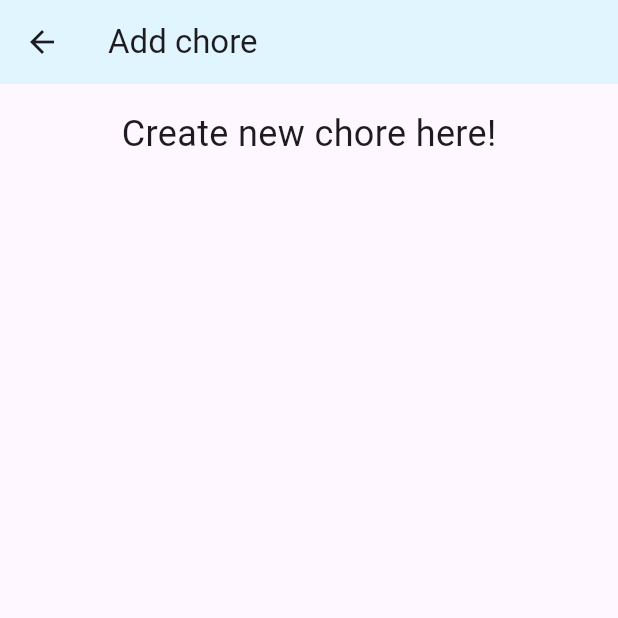
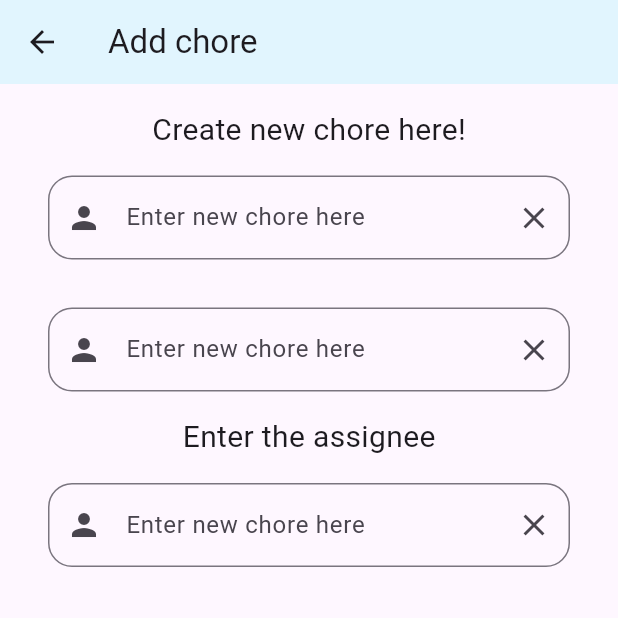
Before and after one commit to dominikdoric/house-work-app, a Flutter app: the screen it shows after launch, after a tap on the "add" icon, on a phone screen of 412 x 824 dp, the top half of it. Run offline on Flutter 3.47's test engine with Material 2 defaults, Android fonts, the phone set to English and light mode, and no system bars; our stand-ins replace cloud_firestore, firebase_auth, firebase_core, flutter_bloc, freezed_annotation, get_it and 1 more; accounts and stored records are empty.

Commit message:
Create new widget for displaying text

```diff
--- a/house_work_app/lib/presentation/screens/addChoreScreen/add_chore_screen.dart
+++ b/house_work_app/lib/presentation/screens/addChoreScreen/add_chore_screen.dart
@@ -12,7 +12,7 @@ class AddChoreScreen extends StatelessWidget {
         title: const Text(Strings.addChoreScreen),
         backgroundColor: Colors.lightBlue.shade50,
       ),
-      body: const AddChoreScreenView(),
+      body: AddChoreScreenView(),
     );
   }
 }
--- a/house_work_app/lib/presentation/screens/addChoreScreen/add_chore_screen_view.dart
+++ b/house_work_app/lib/presentation/screens/addChoreScreen/add_chore_screen_view.dart
@@ -1,19 +1,93 @@
 import 'package:flutter/material.dart';
+import 'package:house_work_app/presentation/widgets/custom_text.dart';
 import 'package:house_work_app/util/dimensions.dart';
+import 'package:house_work_app/util/strings.dart';
 
 class AddChoreScreenView extends StatelessWidget {
-  const AddChoreScreenView({super.key});
+  final TextEditingController _textEditingController = TextEditingController();
+
+  AddChoreScreenView({super.key});
 
   @override
   Widget build(BuildContext context) {
-    return const Padding(
-      padding: EdgeInsets.all(Dimensions.paddingMedium),
+    return Padding(
+      padding: const EdgeInsets.all(Dimensions.paddingMedium),
       child: Column(
         children: [
-          Center(
-            child: Text(
-              'Create new chore here!',
-              style: TextStyle(fontSize: Dimensions.fontSizeLarge),
+          const Center(
+            child: CustomText(text: Strings.createChore),
+          ),
+          Padding(
+            padding: const EdgeInsets.all(Dimensions.paddingMedium),
+            child: TextField(
+              controller: _textEditingController,
+              decoration: InputDecoration(
+                labelText: Strings.addChore,
+                hintText: Strings.addChore,
+                prefixIcon: const Icon(Icons.person),
+                suffixIcon: IconButton(
+                  icon: const Icon(Icons.clear),
+                  // Clear text when clear icon is clicked
+                  onPressed: () {
+                    _textEditingController.clear();
+                  },
+                ),
+                border: const OutlineInputBorder(
+                  gapPadding: Dimensions.paddingMedium,
+                  borderRadius: BorderRadius.all(
+                    Radius.circular(Dimensions.paddingMedium),
+                  ),
+                ),
+              ),
+            ),
+          ),
+          Padding(
+            padding: const EdgeInsets.all(Dimensions.paddingMedium),
+            child: TextField(
+              controller: _textEditingController,
+              decoration: InputDecoration(
+                labelText: Strings.addChore,
+                hintText: Strings.addChore,
+                prefixIcon: const Icon(Icons.person),
+                suffixIcon: IconButton(
+                  icon: const Icon(Icons.clear),
+                  // Clear text when clear icon is clicked
+                  onPressed: () {
+                    _textEditingController.clear();
+                  },
+                ),
+                border: const OutlineInputBorder(
+                  gapPadding: Dimensions.paddingMedium,
+                  borderRadius: BorderRadius.all(
+                    Radius.circular(Dimensions.paddingMedium),
+                  ),
+                ),
+              ),
+            ),
+          ),
+          const CustomText(text: 'Enter the assignee'),
+          Padding(
+            padding: const EdgeInsets.all(Dimensions.paddingMedium),
+            child: TextField(
+              controller: _textEditingController,
+              decoration: InputDecoration(
+                labelText: Strings.addChore,
+                hintText: Strings.addChore,
+                prefixIcon: const Icon(Icons.person),
+                suffixIcon: IconButton(
+                  icon: const Icon(Icons.clear),
+                  // Clear text when clear icon is clicked
+                  onPressed: () {
+                    _textEditingController.clear();
+                  },
+                ),
+                border: const OutlineInputBorder(
+                  gapPadding: Dimensions.paddingMedium,
+                  borderRadius: BorderRadius.all(
+                    Radius.circular(Dimensions.paddingMedium),
+                  ),
+                ),
+              ),
             ),
           ),
         ],
--- a/house_work_app/lib/presentation/screens/choreScreen/chore_screen_view.dart
+++ b/house_work_app/lib/presentation/screens/choreScreen/chore_screen_view.dart
@@ -1,4 +1,5 @@
 import 'package:flutter/material.dart';
+import 'package:house_work_app/presentation/widgets/custom_text.dart';
 import 'package:house_work_app/util/strings.dart';
 
 class ChoreScreenView extends StatelessWidget {
@@ -9,7 +10,7 @@ class ChoreScreenView extends StatelessWidget {
     return const Padding(
       padding: EdgeInsets.all(16.0),
       child: Center(
-        child: Text(Strings.choreScreenDescription),
+        child: CustomText(text: Strings.choreScreenDescription),
       ),
     );
   }
--- a/house_work_app/lib/presentation/screens/homeScreen/widgets/member_placeholder.dart
+++ b/house_work_app/lib/presentation/screens/homeScreen/widgets/member_placeholder.dart
@@ -1,4 +1,5 @@
 import 'package:flutter/material.dart';
+import 'package:house_work_app/presentation/widgets/custom_text.dart';
 
 class MemberPlaceholder extends StatefulWidget {
   final String name;
@@ -32,7 +33,7 @@ class _MemberPlaceholderState extends State<MemberPlaceholder> {
               elevation: 5,
               child: Padding(
                 padding: const EdgeInsets.all(14.0),
-                child: Text(widget.name),
+                child: CustomText(text: widget.name),
               ),
             ),
           ),
--- a/house_work_app/lib/presentation/screens/homeScreen/widgets/status_cell.dart
+++ b/house_work_app/lib/presentation/screens/homeScreen/widgets/status_cell.dart
@@ -1,5 +1,6 @@
 import 'package:flutter/material.dart';
 import 'package:house_work_app/presentation/screens/homeScreen/widgets/chore_card.dart';
+import 'package:house_work_app/presentation/widgets/custom_text.dart';
 import 'package:house_work_app/util/dimensions.dart';
 
 class StatusCell extends StatelessWidget {
@@ -21,12 +22,7 @@ class StatusCell extends StatelessWidget {
           children: [
             Padding(
               padding: const EdgeInsets.only(top: Dimensions.paddingSmall),
-              child: Text(
-                statusName,
-                style: const TextStyle(
-                  fontSize: Dimensions.fontSizeMedium,
-                ),
-              ),
+              child: CustomText(text: statusName),
             ),
             const Divider(thickness: 2.0),
             for (final String chore in choresDescriptions)
--- a/house_work_app/lib/presentation/screens/onboardingScreens/familyNameScreen/family_name_screen_view.dart
+++ b/house_work_app/lib/presentation/screens/onboardingScreens/familyNameScreen/family_name_screen_view.dart
@@ -1,5 +1,6 @@
 import 'package:flutter/material.dart';
 import 'package:house_work_app/presentation/screens/onboardingScreens/familyCountScreen/family_count_screen.dart';
+import 'package:house_work_app/presentation/widgets/custom_text.dart';
 import 'package:house_work_app/util/dimensions.dart';
 import 'package:house_work_app/util/strings.dart';
 
@@ -17,10 +18,7 @@ class FamilyNameScreenView extends StatelessWidget {
         child: Column(
           mainAxisAlignment: MainAxisAlignment.center,
           children: [
-            const Text(
-              Strings.enterFamilyName,
-              style: TextStyle(fontSize: Dimensions.fontSizeMedium),
-            ),
+            const CustomText(text: Strings.enterFamilyName),
             Padding(
               padding: const EdgeInsets.all(Dimensions.paddingMedium),
               child: TextField(
--- /dev/null
+++ b/house_work_app/lib/presentation/widgets/custom_text.dart
@@ -0,0 +1,20 @@
+import 'package:flutter/material.dart';
+import 'package:house_work_app/util/dimensions.dart';
+
+class CustomText extends StatelessWidget {
+  final String text;
+  final double fontSize;
+
+  const CustomText({
+    required this.text,
+    this.fontSize = Dimensions.fontSizeMedium,
+  });
+
+  @override
+  Widget build(BuildContext context) {
+    return Text(
+      text,
+      style: TextStyle(fontSize: fontSize),
+    );
+  }
+}
--- a/house_work_app/lib/util/strings.dart
+++ b/house_work_app/lib/util/strings.dart
@@ -39,8 +39,10 @@ class Strings {
   static const jasna = 'Jasna';
   static const drazen = 'Dražen';
 
-  // Board chore status
+  // Chore
+  static const createChore = 'Create new chore here!';
   static const toDo = 'To do';
   static const inProgress = 'In progress';
   static const done = 'Done';
+  static const addChore = 'Enter new chore here';
 }
```
Also changed, not shown: house_work_app/lib/presentation/screens/onboardingScreens/familyCountScreen/family_count_screen_view.dart (+3 -8 lines), house_work_app/lib/presentation/screens/onboardingScreens/familyDescriptionScreen/family_description_screen_view.dart (+6 -20 lines), house_work_app/lib/presentation/screens/onboardingScreens/onboardingDoneScreen/onboarding_done_screen_view.dart (+4 -12 lines).
